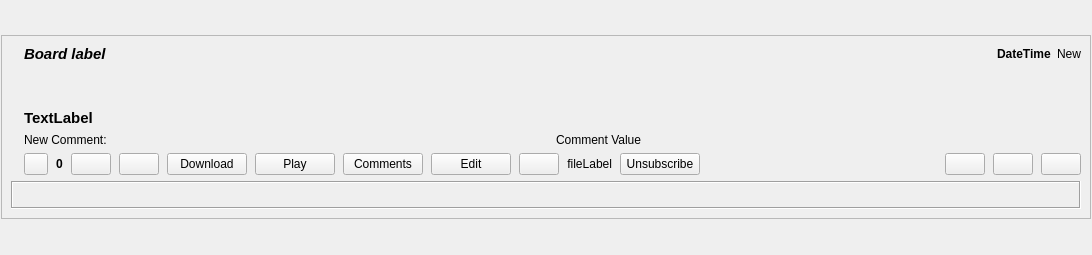
Old version of the form retroshare-gui/src/gui/feeds/BoardsPostItem.ui in the repository RetroShare/RetroShare.
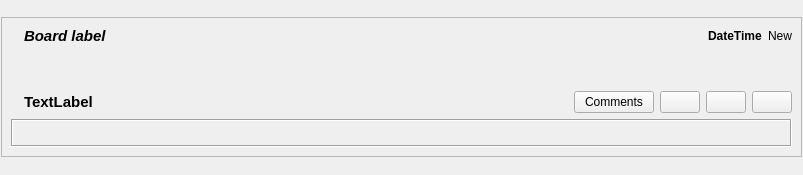
New version of the form. Custom widgets are drawn as their Qt base class.

Commit message: improved layout of board post item

Diff of the .ui file:
```diff
--- a/retroshare-gui/src/gui/feeds/BoardsPostItem.ui
+++ b/retroshare-gui/src/gui/feeds/BoardsPostItem.ui
@@ -6,8 +6,8 @@
    <rect>
     <x>0</x>
     <y>0</y>
-    <width>1092</width>
-    <height>255</height>
+    <width>803</width>
+    <height>175</height>
    </rect>
   </property>
   <layout class="QGridLayout" name="BoardsPostItem_GL">
@@ -138,190 +138,26 @@
             </property>
            </spacer>
           </item>
-          <item>
-           <widget class="QLabel" name="subjectLabel">
-            <property name="font">
-             <font>
-              <pointsize>11</pointsize>
-              <weight>75</weight>
-              <italic>false</italic>
-              <bold>true</bold>
-             </font>
-            </property>
-            <property name="text">
-             <string notr="true">TextLabel</string>
-            </property>
-            <property name="openExternalLinks">
-             <bool>true</bool>
-            </property>
-           </widget>
-          </item>
           <item>
            <layout class="QHBoxLayout" name="newCommHLayout">
             <property name="topMargin">
              <number>0</number>
             </property>
             <item>
-             <widget class="QLabel" name="newCommentLabel">
-              <property name="text">
-               <string>New Comment:</string>
-              </property>
-              <property name="scaledContents">
-               <bool>true</bool>
-              </property>
-             </widget>
-            </item>
-            <item>
-             <widget class="ElidedLabel" name="commLabel">
-              <property name="text">
-               <string>Comment Value</string>
-              </property>
-             </widget>
-            </item>
-           </layout>
-          </item>
-          <item>
-           <layout class="QHBoxLayout" name="buttonHLayout">
-            <property name="spacing">
-             <number>8</number>
-            </property>
-            <item>
-             <widget class="QPushButton" name="readButton">
-              <property name="maximumSize">
-               <size>
-                <width>24</width>
-                <height>16777215</height>
-               </size>
-              </property>
-              <property name="focusPolicy">
-               <enum>Qt::NoFocus</enum>
-              </property>
-              <property name="toolTip">
-               <string>Toggle Message Read Status</string>
-              </property>
-              <property name="checkable">
-               <bool>true</bool>
-              </property>
-              <property name="checked">
-               <bool>false</bool>
-              </property>
-              <property name="flat">
-               <bool>false</bool>
-              </property>
-             </widget>
-            </item>
-            <item>
-             <widget class="QLabel" name="scoreLabel">
+             <widget class="QLabel" name="subjectLabel">
               <property name="font">
                <font>
+                <pointsize>11</pointsize>
                 <weight>75</weight>
+                <italic>false</italic>
                 <bold>true</bold>
                </font>
               </property>
               <property name="text">
-               <string>0</string>
+               <string notr="true">TextLabel</string>
               </property>
-             </widget>
-            </item>
-            <item>
-             <widget class="QPushButton" name="voteUpButton">
-              <property name="toolTip">
-               <string>I like this</string>
-              </property>
-              <property name="text">
-               <string/>
-              </property>
-             </widget>
-            </item>
-            <item>
-             <widget class="QPushButton" name="voteDownButton">
-              <property name="toolTip">
-               <string>I dislike this</string>
-              </property>
-              <property name="text">
-               <string/>
-              </property>
-             </widget>
-            </item>
-            <item>
-             <widget class="QPushButton" name="downloadButton">
-              <property name="focusPolicy">
-               <enum>Qt::NoFocus</enum>
-              </property>
-              <property name="text">
-               <string>Download</string>
-              </property>
-              <property name="autoExclusive">
-               <bool>false</bool>
-              </property>
-             </widget>
-            </item>
-            <item>
-             <widget class="QPushButton" name="playButton">
-              <property name="focusPolicy">
-               <enum>Qt::NoFocus</enum>
-              </property>
-              <property name="text">
-               <string>Play</string>
-              </property>
-             </widget>
-            </item>
-            <item>
-             <widget class="QPushButton" name="commentButton">
-              <property name="text">
-               <string>Comments</string>
-              </property>
-             </widget>
-            </item>
-            <item>
-             <widget class="QPushButton" name="editButton">
-              <property name="text">
-               <string>Edit</string>
-              </property>
-             </widget>
-            </item>
-            <item>
-             <widget class="QPushButton" name="copyLinkButton">
-              <property name="sizePolicy">
-               <sizepolicy hsizetype="Fixed" vsizetype="Fixed">
-                <horstretch>0</horstretch>
-                <verstretch>0</verstretch>
-               </sizepolicy>
-              </property>
-              <property name="focusPolicy">
-               <enum>Qt::NoFocus</enum>
-              </property>
-              <property name="toolTip">
-               <string>Copy RetroShare Link</string>
-              </property>
-             </widget>
-            </item>
-            <item>
-             <widget class="QLabel" name="filelabel">
-              <property name="text">
-               <string notr="true">fileLabel</string>
-              </property>
-              <property name="alignment">
-               <set>Qt::AlignRight|Qt::AlignTrailing|Qt::AlignVCenter</set>
-              </property>
-             </widget>
-            </item>
-            <item>
-             <widget class="QPushButton" name="unsubscribeButton">
-              <property name="sizePolicy">
-               <sizepolicy hsizetype="Fixed" vsizetype="Fixed">
-                <horstretch>0</horstretch>
-                <verstretch>0</verstretch>
-               </sizepolicy>
-              </property>
-              <property name="focusPolicy">
-               <enum>Qt::NoFocus</enum>
-              </property>
-              <property name="toolTip">
-               <string>Unsubscribe From Channel</string>
-              </property>
-              <property name="text">
-               <string>Unsubscribe</string>
+              <property name="openExternalLinks">
+               <bool>true</bool>
               </property>
              </widget>
             </item>
@@ -338,6 +174,13 @@
               </property>
              </spacer>
             </item>
+            <item>
+             <widget class="QPushButton" name="commentButton">
+              <property name="text">
+               <string>Comments</string>
+              </property>
+             </widget>
+            </item>
             <item>
              <widget class="QPushButton" name="expandButton">
               <property name="sizePolicy">
@@ -478,12 +321,6 @@
   </layout>
  </widget>
  <customwidgets>
-  <customwidget>
-   <class>ElidedLabel</class>
-   <extends>QLabel</extends>
-   <header>gui/common/ElidedLabel.h</header>
-   <container>1</container>
-  </customwidget>
   <customwidget>
    <class>ZoomableLabel</class>
    <extends>QLabel</extends>
```
Left out of the diff: 4 changed lines with no effect on the pictures. The commit also changes 1 other file.
